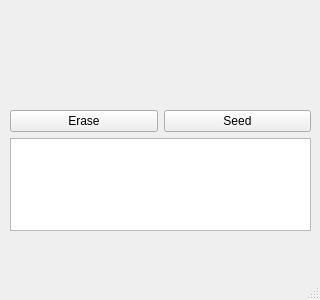
First picture: the form in src/qt/ui/daemon.ui, repository jonasschnelli/dbb-app, before the edit.
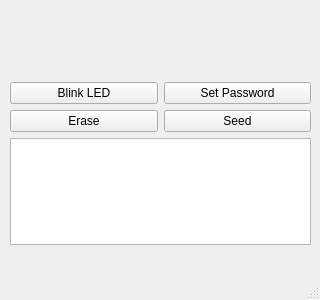
Second picture: the form after the edit. Icons and pictures are not drawn.

Diff of the .ui file:
```diff
--- a/src/qt/ui/daemon.ui
+++ b/src/qt/ui/daemon.ui
@@ -35,7 +35,7 @@
       <x>0</x>
       <y>0</y>
       <width>321</width>
-      <height>101</height>
+      <height>71</height>
      </rect>
     </property>
     <property name="text">
@@ -60,9 +60,9 @@
     <property name="geometry">
      <rect>
       <x>0</x>
-      <y>100</y>
+      <y>72</y>
       <width>321</width>
-      <height>141</height>
+      <height>183</height>
      </rect>
     </property>
     <layout class="QVBoxLayout" name="verticalLayout">
@@ -78,6 +78,24 @@
      <property name="bottomMargin">
       <number>10</number>
      </property>
+     <item>
+      <layout class="QHBoxLayout" name="horizontalLayout">
+       <item>
+        <widget class="QPushButton" name="ledButton">
+         <property name="text">
+          <string>Blink LED</string>
+         </property>
+        </widget>
+       </item>
+       <item>
+        <widget class="QPushButton" name="passwordButton">
+         <property name="text">
+          <string>Set Password</string>
+         </property>
+        </widget>
+       </item>
+      </layout>
+     </item>
      <item>
       <layout class="QHBoxLayout" name="horizontalLayout_2">
        <item>
```
Left out of the diff: 14 changed lines with no effect on the pictures.
